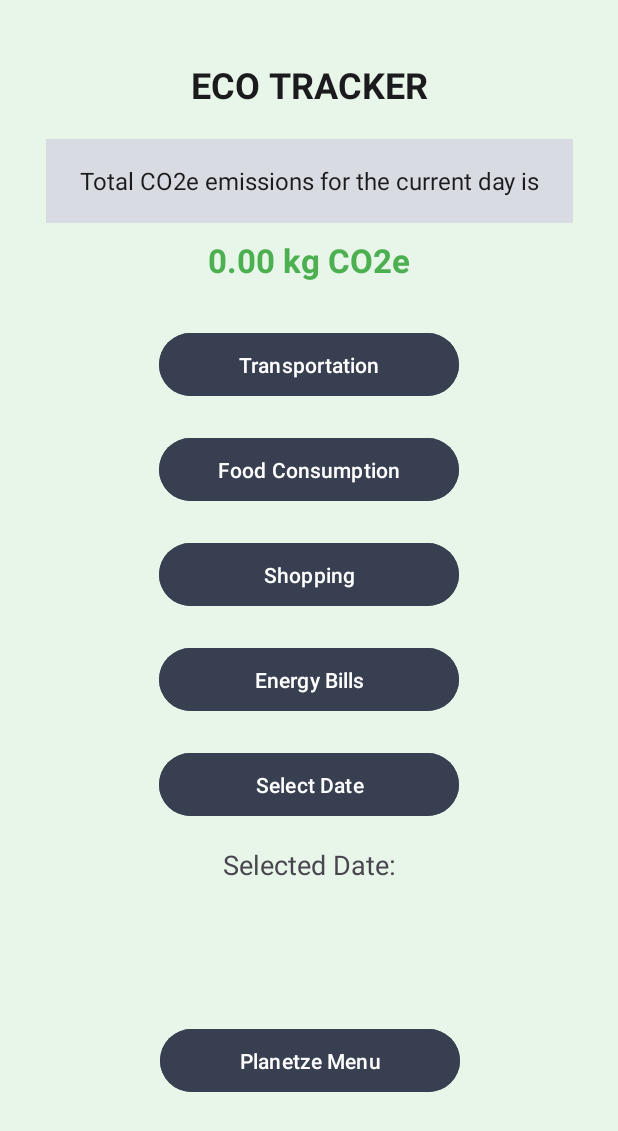
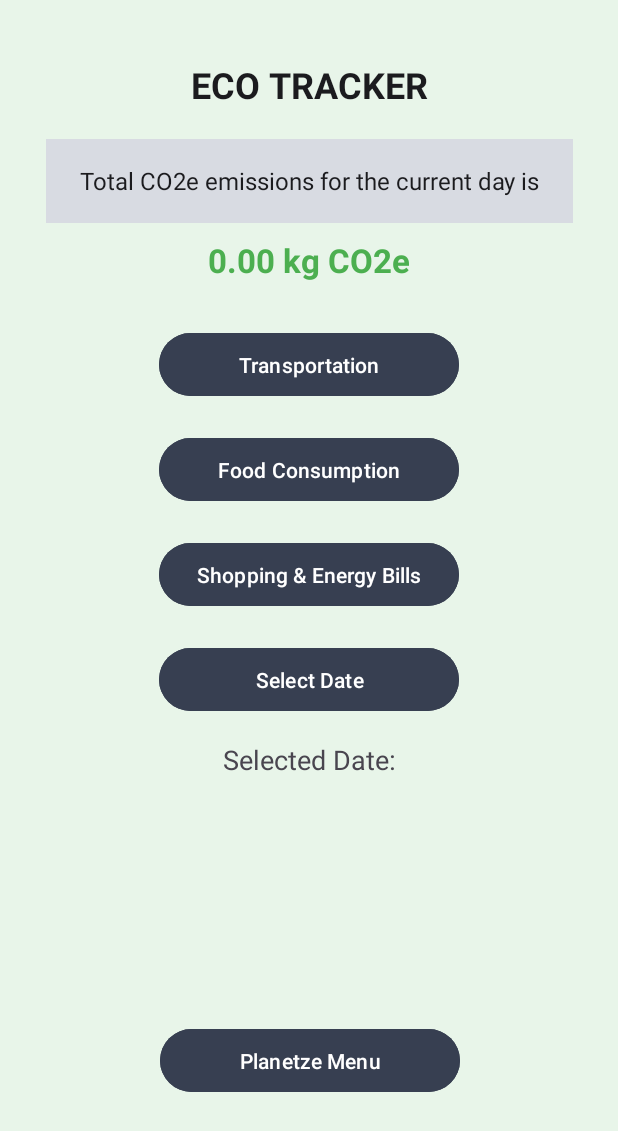
Before and after one commit to Satwik934/CSCB07-Planetze-86, an Android app: the EcoTracker screen opened directly, with no data from a screen before it, on a phone screen of 412 x 824 dp. Shown: the top 1131 px of the screen. Run offline under Robolectric (Android 15) with nearby library versions, the phone set to English and light mode, and no system bars.

Commit message:
update: removed EnergyBills button from EcoTracker page

```diff
--- a/app/src/main/java/com/example/planetze86/EcoTracker.java
+++ b/app/src/main/java/com/example/planetze86/EcoTracker.java
@@ -25,7 +25,6 @@ public class EcoTracker extends AppCompatActivity {
         transportationButton = findViewById(R.id.transportation_button);
         Button foodConsumptionButton = findViewById(R.id.food_consumption_button);
         Button shoppingButton = findViewById(R.id.shopping_button);
-        Button energyBillsButton = findViewById(R.id.energy_bills_button);
         Button dateSelectButton = findViewById(R.id.date_select_button);
         TextView tvSelectedDate = findViewById(R.id.tv_selected_date);
         // Redirects the button to open eco gauge.
@@ -52,10 +51,6 @@ public class EcoTracker extends AppCompatActivity {
             Intent intent = new Intent(EcoTracker.this, ShoppingTracking.class);
             startActivity(intent);
         });
-        energyBillsButton.setOnClickListener(v -> {
-            Intent intent = new Intent(EcoTracker.this, EnergyBills.class);
-            startActivity(intent);
-        });
         dateSelectButton.setOnClickListener(v -> {
             // Get the current date
             final Calendar calendar = Calendar.getInstance();
--- a/app/src/main/res/layout/activity_ecotracker.xml
+++ b/app/src/main/res/layout/activity_ecotracker.xml
@@ -84,22 +84,9 @@
         android:layout_width="200dp"
         android:layout_height="50dp"
         android:backgroundTint="#373F51"
-        android:text="Shopping"
+        android:text="Shopping &amp; Energy Bills"
         android:textColor="#FFFFFF"
         app:layout_constraintTop_toBottomOf="@id/food_consumption_button"
-        app:layout_constraintStart_toStartOf="parent"
-        app:layout_constraintEnd_toEndOf="parent"
-        android:layout_marginTop="20dp" />
-
-    <!-- Energy Bills Button -->
-    <Button
-        android:id="@+id/energy_bills_button"
-        android:layout_width="200dp"
-        android:layout_height="50dp"
-        android:backgroundTint="#373F51"
-        android:text="Energy Bills"
-        android:textColor="#FFFFFF"
-        app:layout_constraintTop_toBottomOf="@id/shopping_button"
         app:layout_constraintStart_toStartOf="parent"
         app:layout_constraintEnd_toEndOf="parent"
         android:layout_marginTop="20dp" />
@@ -115,7 +102,7 @@
         app:layout_constraintEnd_toEndOf="parent"
         app:layout_constraintHorizontal_bias="0.502"
         app:layout_constraintStart_toStartOf="parent"
-        app:layout_constraintTop_toBottomOf="@id/energy_bills_button" />
+        app:layout_constraintTop_toBottomOf="@id/date_select_button" />
 
     <!-- Select Date Button -->
     <Button
@@ -125,7 +112,7 @@
         android:backgroundTint="#373F51"
         android:text="Select Date"
         android:textColor="#FFFFFF"
-        app:layout_constraintTop_toBottomOf="@id/energy_bills_button"
+        app:layout_constraintTop_toBottomOf="@id/shopping_button"
         app:layout_constraintStart_toStartOf="parent"
         app:layout_constraintEnd_toEndOf="parent"
         android:layout_marginTop="20dp"/>
--- a/app/src/main/res/layout/activity_energy_bills.xml
+++ b/app/src/main/res/layout/activity_energy_bills.xml
@@ -6,7 +6,7 @@
     android:layout_width="match_parent"
     android:layout_height="match_parent"
     android:padding="16dp"
-    tools:context=".EnergyBills">
+    >
 
     <!-- Heading -->
     <TextView
```
Also changed, not shown: app/src/main/AndroidManifest.xml (+0 -18 lines), app/src/main/java/com/example/planetze86/EnergyBills.java (deleted, +0 -20 lines).
